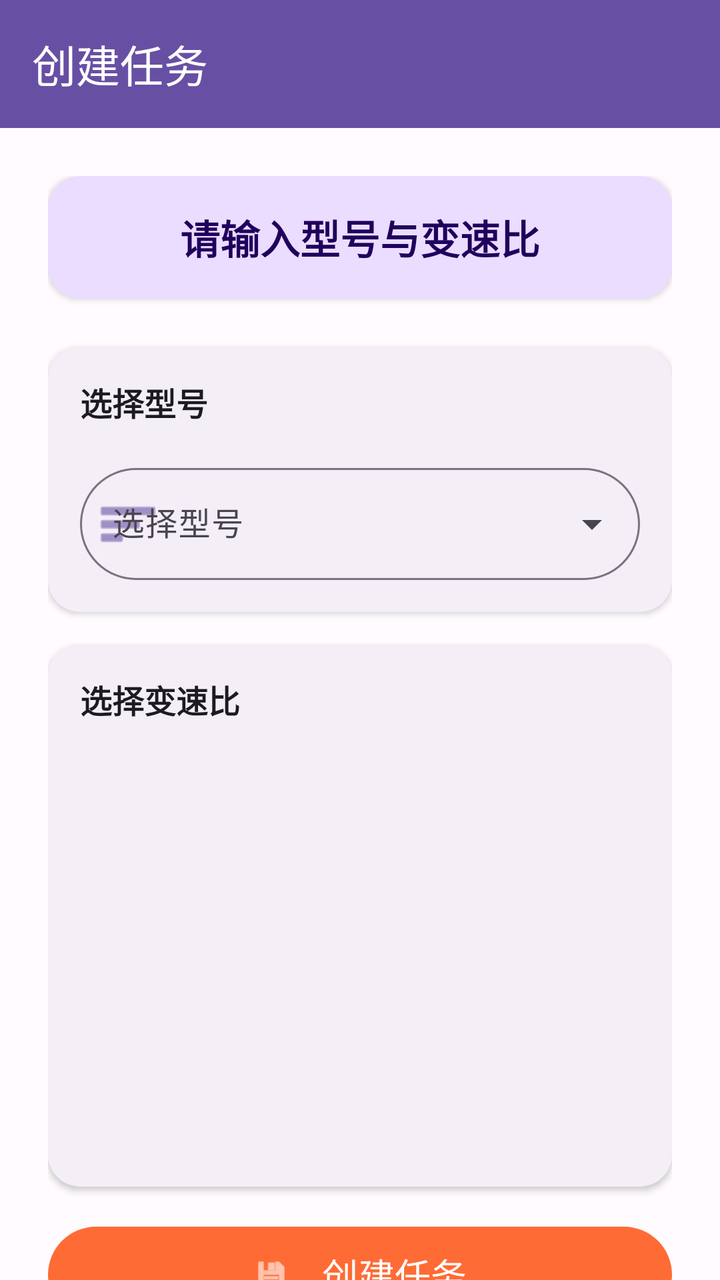
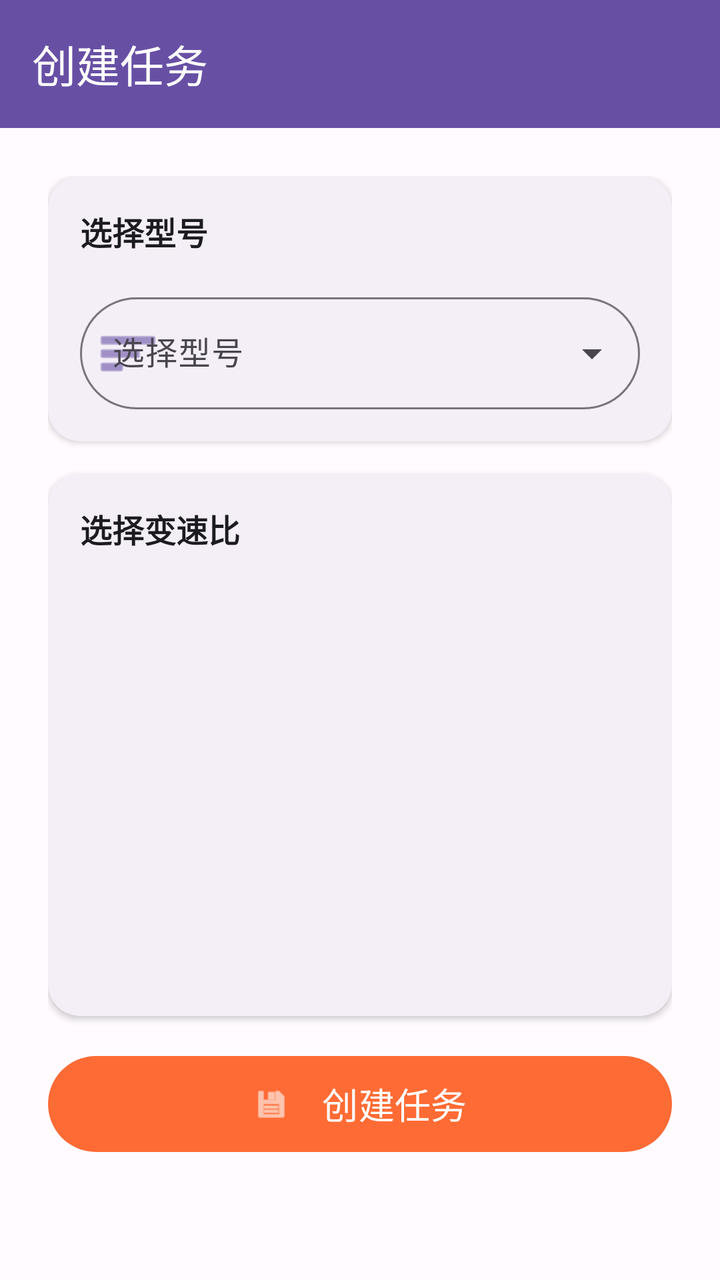

Before-and-after screenshots of an Android layout around one commit, followed by the original layout XML and the change that was made.
<!-- AndroidManifest.xml: another module's application theme Theme.DeviceControl -->
<!-- res/layout/activity_task_create.xml -->
<?xml version="1.0" encoding="utf-8"?>
<androidx.coordinatorlayout.widget.CoordinatorLayout xmlns:android="http://schemas.android.com/apk/res/android"
    xmlns:app="http://schemas.android.com/apk/res-auto"
    android:layout_width="match_parent"
    android:layout_height="match_parent"
    android:background="@color/background">

    
    <com.google.android.material.appbar.AppBarLayout
        android:id="@+id/appBarLayout"
        android:layout_width="match_parent"
        android:layout_height="wrap_content"
        android:theme="@style/ThemeOverlay.Material3.Dark">

        <com.google.android.material.appbar.MaterialToolbar
            android:id="@+id/toolbar"
            android:layout_width="match_parent"
            android:layout_height="?attr/actionBarSize"
            android:background="?attr/colorPrimary"
            app:title="创建任务"
            app:titleTextColor="@color/on_primary"
            app:navigationIconTint="@color/on_primary" />
    </com.google.android.material.appbar.AppBarLayout>

    
    <androidx.core.widget.NestedScrollView
        android:layout_width="match_parent"
        android:layout_height="match_parent"
        app:layout_behavior="@string/appbar_scrolling_view_behavior">

        <LinearLayout
            android:layout_width="match_parent"
            android:layout_height="wrap_content"
            android:orientation="vertical"
            android:padding="@dimen/spacing_large">

            
            <com.google.android.material.card.MaterialCardView
                android:layout_width="match_parent"
                android:layout_height="wrap_content"
                android:layout_marginBottom="@dimen/spacing_large"
                app:cardCornerRadius="@dimen/card_corner_radius"
                app:cardElevation="@dimen/card_elevation"
                app:strokeWidth="0dp"
                app:cardBackgroundColor="@color/primary_container">

                <TextView
                    android:layout_width="match_parent"
                    android:layout_height="wrap_content"
                    android:text="@string/please_select_model_and_gear_ratio"
                    android:textSize="20sp"
                    android:textStyle="bold"
                    android:textColor="@color/on_primary_container"
                    android:fontFamily="sans-serif-medium"
                    android:gravity="center"
                    android:padding="@dimen/spacing_medium" />
            </com.google.android.material.card.MaterialCardView>

            
            <com.google.android.material.card.MaterialCardView
                android:layout_width="match_parent"
                android:layout_height="wrap_content"
                android:layout_marginBottom="@dimen/spacing_medium"
                app:cardCornerRadius="@dimen/card_corner_radius"
                app:cardElevation="@dimen/card_elevation"
                app:strokeWidth="0dp">

                <LinearLayout
                    android:layout_width="match_parent"
                    android:layout_height="wrap_content"
                    android:orientation="vertical"
                    android:padding="@dimen/card_padding">

                    <TextView
                        android:layout_width="wrap_content"
                        android:layout_height="wrap_content"
                        android:text="@string/select_model"
                        android:textSize="16sp"
                        android:textStyle="bold"
                        android:textColor="@color/on_surface"
                        android:fontFamily="sans-serif-medium"
                        android:layout_marginBottom="@dimen/spacing_medium" />

                    <com.google.android.material.textfield.TextInputLayout
                        android:id="@+id/tilModel"
                        android:layout_width="match_parent"
                        android:layout_height="wrap_content"
                        style="@style/Widget.Material3.TextInputLayout.OutlinedBox.ExposedDropdownMenu"
                        android:hint="@string/select_model"
                        app:boxCornerRadiusTopStart="@dimen/button_corner_radius"
                        app:boxCornerRadiusTopEnd="@dimen/button_corner_radius"
                        app:boxCornerRadiusBottomStart="@dimen/button_corner_radius"
                        app:boxCornerRadiusBottomEnd="@dimen/button_corner_radius"
                        app:startIconDrawable="@android:drawable/ic_menu_sort_by_size"
                        app:startIconTint="@color/primary">

                        <com.google.android.material.textfield.MaterialAutoCompleteTextView
                            android:id="@+id/actvModel"
                            android:layout_width="match_parent"
                            android:layout_height="wrap_content"
                            android:inputType="none"
                            android:focusable="false"
                            android:minHeight="@dimen/button_height" />
                    </com.google.android.material.textfield.TextInputLayout>
                </LinearLayout>
            </com.google.android.material.card.MaterialCardView>

            
            <com.google.android.material.card.MaterialCardView
                android:layout_width="match_parent"
                android:layout_height="wrap_content"
                android:layout_marginBottom="@dimen/spacing_medium"
                app:cardCornerRadius="@dimen/card_corner_radius"
                app:cardElevation="@dimen/card_elevation"
                app:strokeWidth="0dp">

                <LinearLayout
                    android:layout_width="match_parent"
                    android:layout_height="wrap_content"
                    android:orientation="vertical"
                    android:padding="@dimen/card_padding">

                    <TextView
                        android:layout_width="wrap_content"
                        android:layout_height="wrap_content"
                        android:text="@string/select_gear_ratios"
                        android:textSize="16sp"
                        android:textStyle="bold"
                        android:textColor="@color/on_surface"
                        android:fontFamily="sans-serif-medium"
                        android:layout_marginBottom="@dimen/spacing_medium" />

                    <androidx.recyclerview.widget.RecyclerView
                        android:id="@+id/rvGearRatios"
                        android:layout_width="match_parent"
                        android:layout_height="wrap_content"
                        android:minHeight="200dp"
                        android:nestedScrollingEnabled="false" />
                </LinearLayout>
            </com.google.android.material.card.MaterialCardView>

            
            <com.google.android.material.button.MaterialButton
                android:id="@+id/btnCreateTask"
                android:layout_width="match_parent"
                android:layout_height="@dimen/button_height"
                android:text="@string/create_task"
                android:textSize="18sp"
                app:icon="@android:drawable/ic_menu_save"
                app:iconGravity="textStart"
                app:iconPadding="@dimen/spacing_medium"
                style="@style/AccentButton" />
        </LinearLayout>
    </androidx.core.widget.NestedScrollView>

</androidx.coordinatorlayout.widget.CoordinatorLayout>
<!-- resources referenced by this layout -->
<resources>
  <color name="background">#FFFBFE</color>
  <color name="on_primary">#FFFFFF</color>
  <color name="on_primary_container">#21005D</color>
  <color name="on_surface">#1C1B1F</color>
  <color name="primary">#6750A4</color>
  <color name="primary_container">#EADDFF</color>
  <dimen name="button_corner_radius">28dp</dimen>
  <dimen name="button_height">56dp</dimen>
  <dimen name="card_corner_radius">16dp</dimen>
  <dimen name="card_elevation">2dp</dimen>
  <dimen name="card_padding">16dp</dimen>
  <dimen name="spacing_large">24dp</dimen>
  <dimen name="spacing_medium">16dp</dimen>
  <string name="create_task">创建任务</string>
  <string name="please_select_model_and_gear_ratio">请输入型号与变速比</string>
  <string name="select_gear_ratios">选择变速比</string>
  <string name="select_model">选择型号</string>
  <style name="AccentButton" parent="PrimaryButton">
          <item name="backgroundTint">@color/accent_orange</item>
          <item name="android:textColor">@color/on_accent_orange</item>
      </style>
  <style name="PrimaryButton" parent="Widget.Material3.Button">
          <item name="android:layout_height">@dimen/button_height</item>
          <item name="android:minHeight">@dimen/button_height</item>
          <item name="cornerRadius">@dimen/button_corner_radius</item>
          <item name="android:textAllCaps">false</item>
          <item name="android:textSize">16sp</item>
          <item name="android:fontFamily">sans-serif-medium</item>
      </style>
  <color name="accent_orange">#FF6B35</color>
  <color name="on_accent_orange">#FFFFFF</color>
  <color name="secondary">#625B71</color>
  <color name="on_secondary">#FFFFFF</color>
  <color name="secondary_container">#E8DEF8</color>
  <color name="on_secondary_container">#1D192B</color>
  <color name="tertiary">#7D5260</color>
  <color name="on_tertiary">#FFFFFF</color>
  <color name="tertiary_container">#FFD8E4</color>
  <color name="on_tertiary_container">#31111D</color>
  <color name="error">#BA1A1A</color>
  <color name="on_error">#FFFFFF</color>
  <color name="error_container">#FFDAD6</color>
  <color name="on_error_container">#410002</color>
  <color name="on_background">#1C1B1F</color>
  <color name="surface">#FFFBFE</color>
  <color name="surface_variant">#E7E0EC</color>
  <color name="on_surface_variant">#49454F</color>
  <!-- unchanged entries left out for length: 1 -->
</resources>

<!-- the commit's change to res/layout/activity_task_create.xml (unified diff, before → after) -->
@@ -42,6 +42,7 @@
                 app:cardCornerRadius="@dimen/card_corner_radius"
                 app:cardElevation="@dimen/card_elevation"
                 app:strokeWidth="0dp"
+                android:visibility="gone"
                 app:cardBackgroundColor="@color/primary_container">
 
                 <TextView
